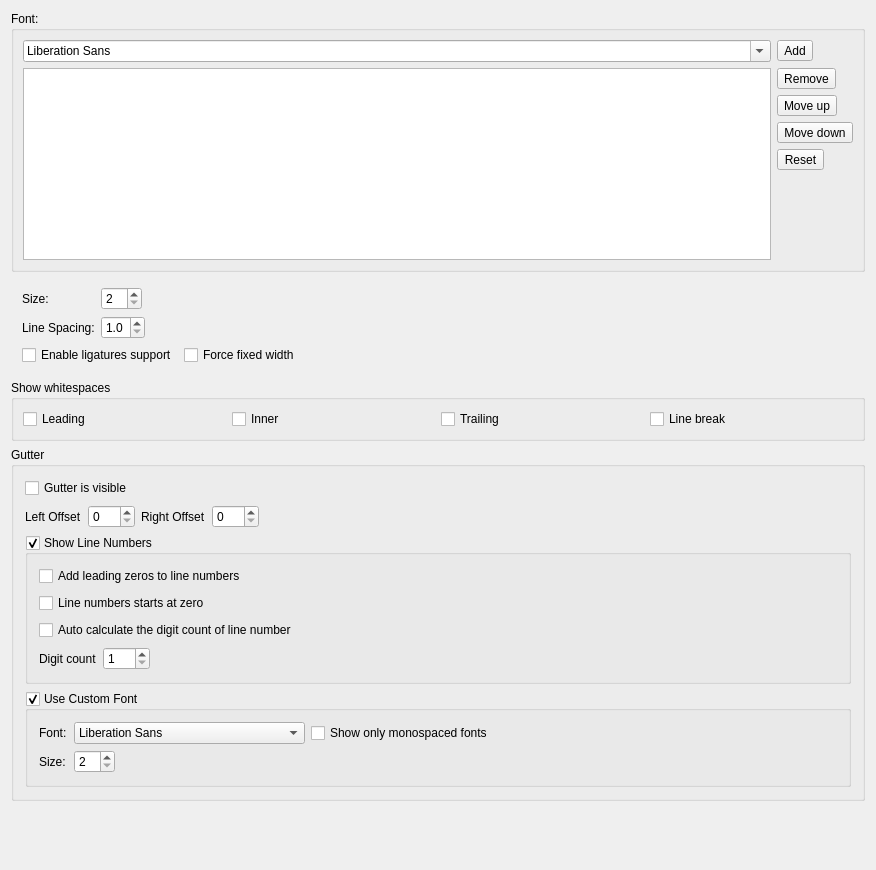
Qt form RedPandaIDE/settingsdialog/editorfontwidget.ui (royqh1979/RedPanda-CPP) before a commit.
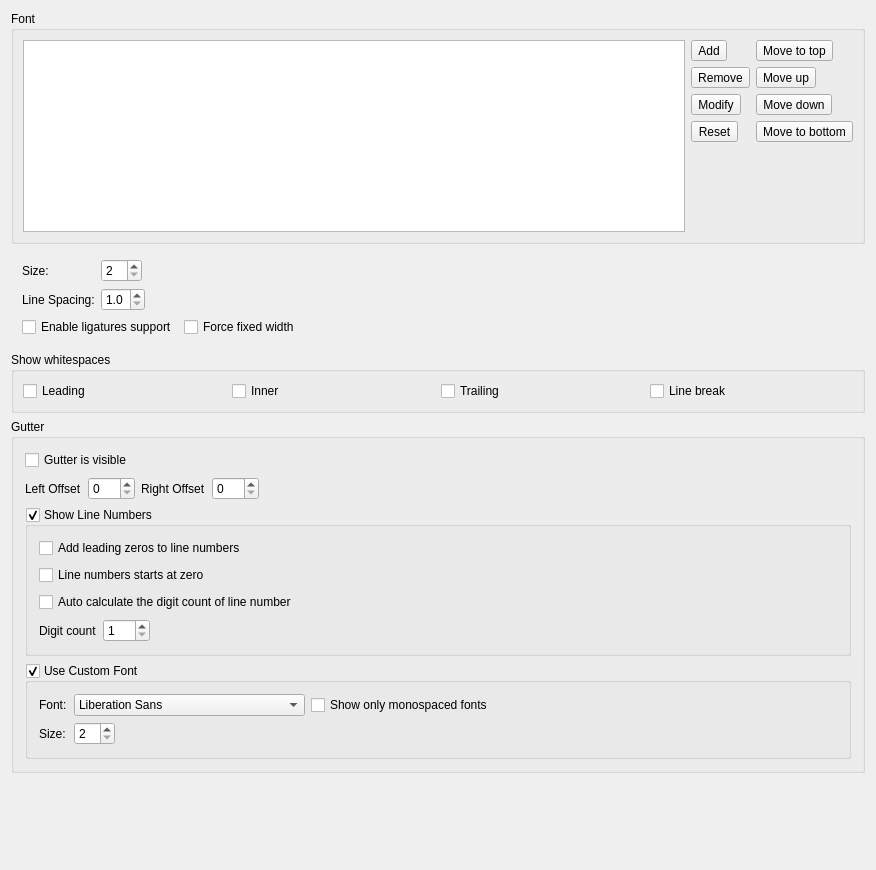
The same form after that commit.

Commit message: improve font list interaction

Diff of the .ui file:
```diff
--- a/RedPandaIDE/settingsdialog/editorfontwidget.ui
+++ b/RedPandaIDE/settingsdialog/editorfontwidget.ui
@@ -17,28 +17,15 @@
    <item>
     <widget class="QGroupBox" name="groupFontFamilies">
      <property name="title">
-      <string>Font:</string>
+      <string>Font</string>
      </property>
      <layout class="QGridLayout" name="gridLayout_2">
-      <item row="0" column="0">
-       <widget class="QFontComboBox" name="cbNewFont"/>
-      </item>
-      <item row="0" column="1">
-       <widget class="QToolButton" name="btnAddFont">
-        <property name="toolTip">
-         <string>Add</string>
-        </property>
-        <property name="text">
-         <string>Add</string>
-        </property>
-       </widget>
-      </item>
       <item row="1" column="0">
        <widget class="QListView" name="lstFontList"/>
       </item>
       <item row="1" column="1">
-       <layout class="QVBoxLayout" name="verticalLayout_4">
-        <item>
+       <layout class="QGridLayout" name="layoutFontListActions">
+        <item row="1" column="0">
          <widget class="QToolButton" name="btnRemoveFont">
           <property name="toolTip">
            <string>Remove</string>
@@ -48,27 +35,17 @@
           </property>
          </widget>
         </item>
-        <item>
-         <widget class="QToolButton" name="btnMoveFontUp">
+        <item row="2" column="0">
+         <widget class="QToolButton" name="btnModifyFont">
           <property name="toolTip">
            <string>Move up</string>
           </property>
           <property name="text">
-           <string>Move up</string>
+           <string>Modify</string>
           </property>
          </widget>
         </item>
-        <item>
-         <widget class="QToolButton" name="btnMoveFontDown">
-          <property name="toolTip">
-           <string>Move down</string>
-          </property>
-          <property name="text">
-           <string>Move down</string>
-          </property>
-         </widget>
-        </item>
-        <item>
+        <item row="3" column="0">
          <widget class="QToolButton" name="btnResetFonts">
           <property name="toolTip">
            <string>Reset</string>
@@ -78,7 +55,17 @@
           </property>
          </widget>
         </item>
-        <item>
+        <item row="0" column="0">
+         <widget class="QToolButton" name="btnAddFont">
+          <property name="toolTip">
+           <string>Add</string>
+          </property>
+          <property name="text">
+           <string>Add</string>
+          </property>
+         </widget>
+        </item>
+        <item row="4" column="0">
          <spacer name="verticalSpacer_2">
           <property name="orientation">
            <enum>Qt::Vertical</enum>
@@ -91,6 +78,46 @@
           </property>
          </spacer>
         </item>
+        <item row="2" column="1">
+         <widget class="QToolButton" name="btnMoveFontDown">
+          <property name="toolTip">
+           <string>Move down</string>
+          </property>
+          <property name="text">
+           <string>Move down</string>
+          </property>
+         </widget>
+        </item>
+        <item row="1" column="1">
+         <widget class="QToolButton" name="btnMoveFontUp">
+          <property name="toolTip">
+           <string>Move up</string>
+          </property>
+          <property name="text">
+           <string>Move up</string>
+          </property>
+         </widget>
+        </item>
+        <item row="0" column="1">
+         <widget class="QToolButton" name="btnMoveFontToTop">
+          <property name="toolTip">
+           <string>Move to top</string>
+          </property>
+          <property name="text">
+           <string>Move to top</string>
+          </property>
+         </widget>
+        </item>
+        <item row="3" column="1">
+         <widget class="QToolButton" name="btnMoveFontToBottom">
+          <property name="toolTip">
+           <string>Move to bottom</string>
+          </property>
+          <property name="text">
+           <string>Move to bottom</string>
+          </property>
+         </widget>
+        </item>
        </layout>
       </item>
      </layout>
```
Left out of the diff: 2 changed lines with no effect on the pictures. The commit also changes 10 other files.
